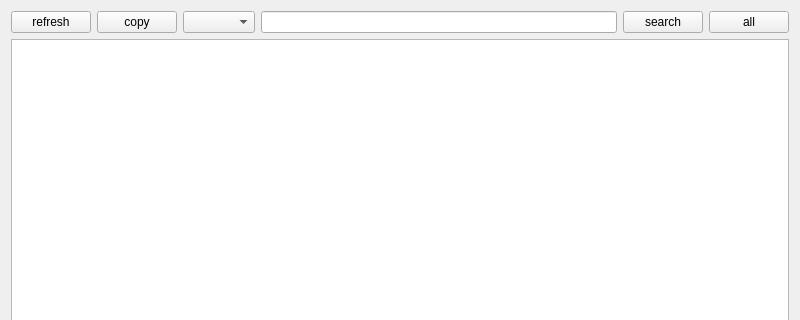
Before: the Qt Designer form src/widget/queryhistorywidget.ui in mugiseyebrows/mugi-query, drawn with Qt 5; both pictures show x 0 to 800 and y 0 to 320 of the 800 by 600 pixel window.
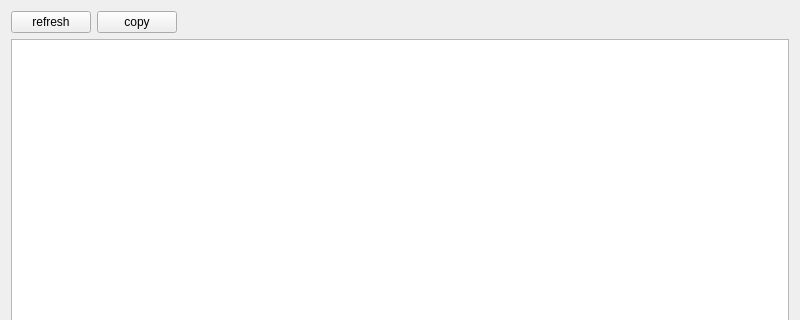
After: the same form once the commit is applied.

Commit message: query history filters

```diff
--- a/src/widget/queryhistorywidget.ui
+++ b/src/widget/queryhistorywidget.ui
@@ -31,24 +31,17 @@
       </widget>
      </item>
      <item>
-      <widget class="QComboBox" name="connectionName"/>
-     </item>
-     <item>
-      <widget class="QLineEdit" name="filter"/>
-     </item>
-     <item>
-      <widget class="QPushButton" name="search">
-       <property name="text">
-        <string>search</string>
+      <spacer name="horizontalSpacer">
+       <property name="orientation">
+        <enum>Qt::Horizontal</enum>
        </property>
-      </widget>
-     </item>
-     <item>
-      <widget class="QPushButton" name="all">
-       <property name="text">
-        <string>all</string>
+       <property name="sizeHint" stdset="0">
+        <size>
+         <width>40</width>
+         <height>20</height>
+        </size>
        </property>
-      </widget>
+      </spacer>
      </item>
     </layout>
    </item>
```
Left out of the diff: 4 changed lines with no effect on the pictures. The commit also changes 9 other files.
